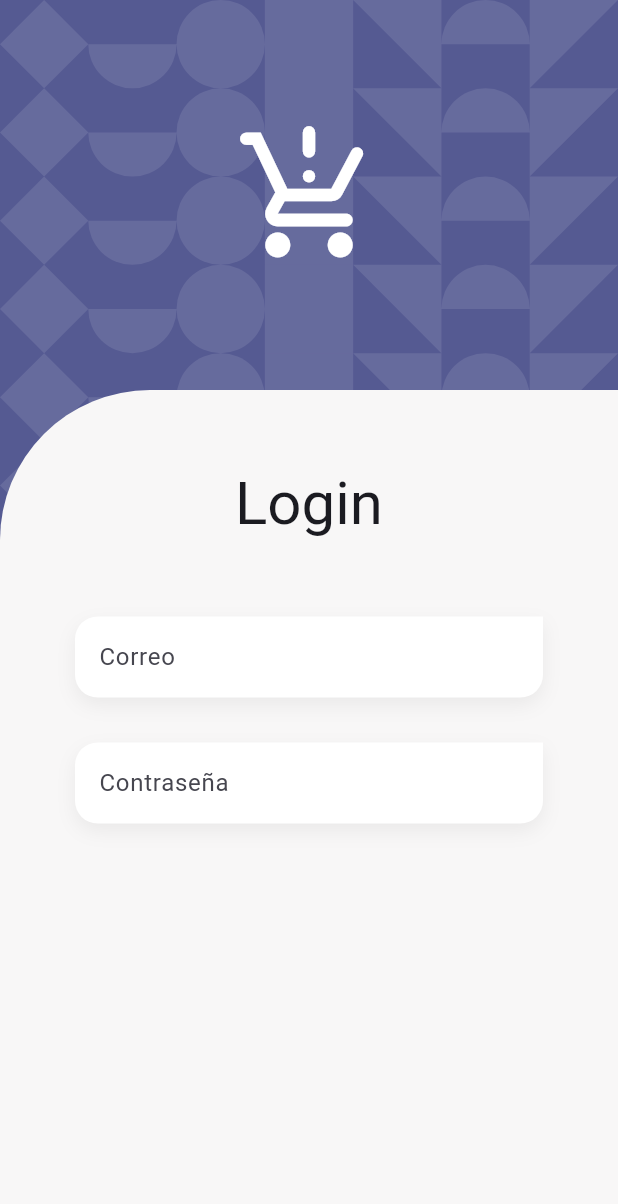
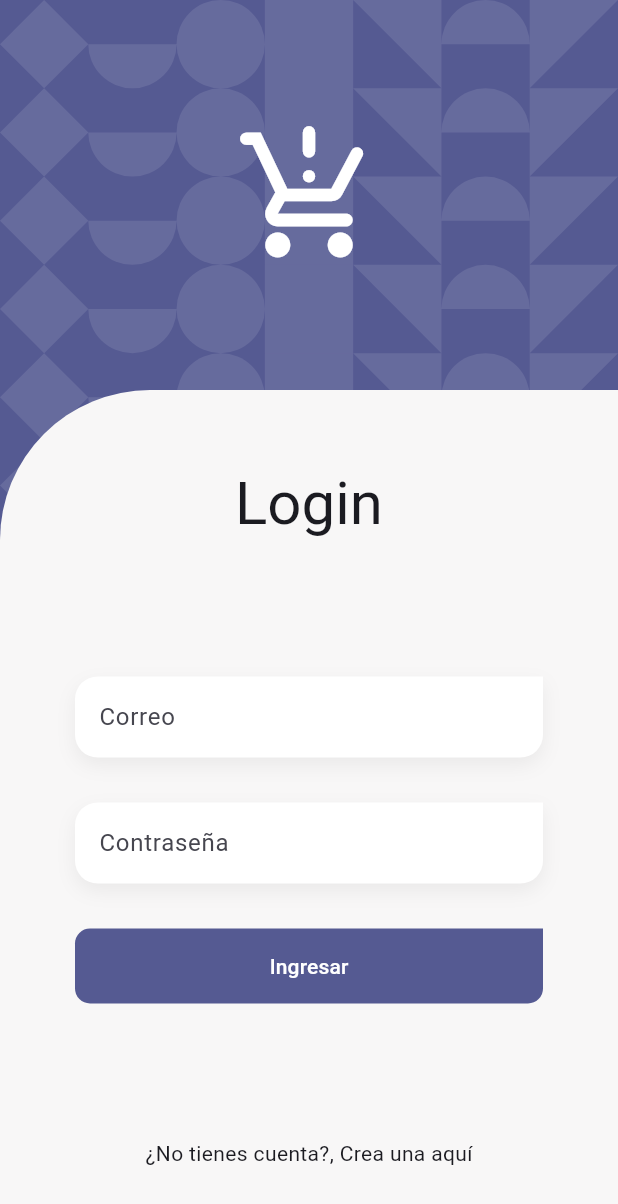
Before and after one commit to Klerith/flutter-authenticated-crud, a Flutter app: the screen it shows after launch, on a phone screen of 412 x 824 dp. Shown: the top 1204 px of the screen. Run offline on Flutter 3.47's test engine with Material 2 defaults, Android fonts, the phone set to English and light mode, and no system bars; our stand-ins replace go_router, google_fonts; project files that could hold a hidden picture were left out.

```diff
--- a/lib/features/auth/presentation/screens/login_screen.dart
+++ b/lib/features/auth/presentation/screens/login_screen.dart
@@ -11,7 +11,9 @@ class LoginScreen extends StatelessWidget {
     final size = MediaQuery.of(context).size;
     final scaffoldBackgroundColor = Theme.of(context).scaffoldBackgroundColor;
 
-    return Scaffold(
+    return GestureDetector(
+      onTap: () => FocusManager.instance.primaryFocus?.unfocus(),
+      child: Scaffold(
         body: GeometricalBackground(
           child: SingleChildScrollView(
             physics: const ClampingScrollPhysics(),
@@ -40,6 +42,7 @@ class LoginScreen extends StatelessWidget {
             ),
           )
         )
+      ),
     );
   }
 }
@@ -58,9 +61,7 @@ class _LoginForm extends StatelessWidget {
         children: [
           const SizedBox( height: 50 ),
           Text('Login', style: textStyles.titleLarge ),
-
-
-          const SizedBox( height: 50 ),
+          const SizedBox( height: 90 ),
 
           const CustomTextFormField(
             label: 'Correo',
@@ -73,6 +74,27 @@ class _LoginForm extends StatelessWidget {
             obscureText: true,
           ),
 
+          const SizedBox( height: 30 ),
+
+          SizedBox(
+            width: double.infinity,
+            height: 50,
+            child: CustomFilledButton(
+              text: 'Ingresar',
+              onPressed: (){
+
+              },
+            )
+          ),
+
+          const Spacer( flex: 2 ),
+
+          GestureDetector(
+            onTap: () {},
+            child: const Text('¿No tienes cuenta?, Crea una aquí')
+          ),
+
+          const Spacer( flex: 1),
         ],
       ),
     );
--- /dev/null
+++ b/lib/features/shared/widgets/custom_filled_button.dart
@@ -0,0 +1,29 @@
+import 'package:flutter/material.dart';
+
+class CustomFilledButton extends StatelessWidget {
+
+  final void Function()? onPressed;
+  final String text;
+
+  const CustomFilledButton({super.key, this.onPressed, required this.text});
+
+  @override
+  Widget build(BuildContext context) {
+
+    const radius = Radius.circular(10);
+
+    return FilledButton(
+      style: FilledButton.styleFrom(shape: const RoundedRectangleBorder(
+        borderRadius: BorderRadius.only(
+          bottomLeft: radius,
+          bottomRight: radius,
+          topLeft: radius,
+        )
+      )),
+
+
+      onPressed: onPressed,
+      child: Text(text)
+    );
+  }
+}
--- a/lib/features/shared/widgets/widgets.dart
+++ b/lib/features/shared/widgets/widgets.dart
@@ -1,3 +1,4 @@
 
+export 'custom_filled_button.dart';
 export 'custom_text_form_field.dart';
 export 'geometrical_background.dart';
```
Lines whose indentation alone changed are shown as unchanged.
